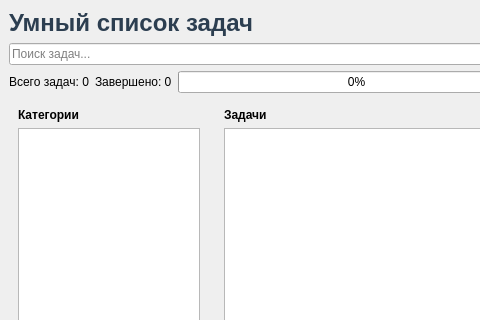
Above: src/forms/main_window.ui from Hoxwan/smart-todo-app before the change; both pictures show x 0 to 480 and y 0 to 320 of the 900 by 700 pixel window. Below: the same form after it.
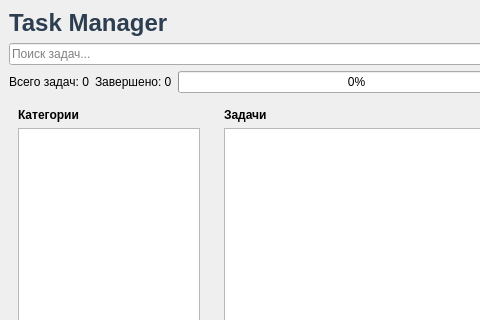
That is the form after the change.

```diff
--- a/src/forms/main_window.ui
+++ b/src/forms/main_window.ui
@@ -20,7 +20,7 @@
       <item>
        <widget class="QLabel" name="titleLabel">
         <property name="text">
-         <string>Умный список задач</string>
+         <string>Task Manager</string>
         </property>
         <property name="styleSheet">
          <string notr="true">font-size: 24px; font-weight: bold; color: #2c3e50;</string>
```
Left out of the diff: 2 changed lines with no effect on the pictures.
